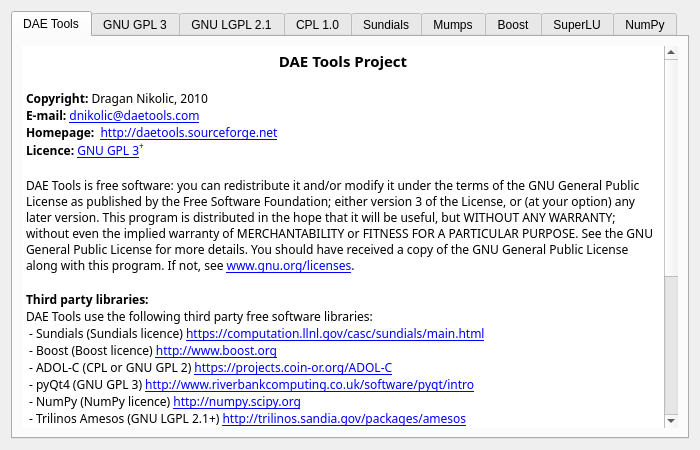
This is trunk/python-files/daePlotter/about.ui in v1kko/daetools as Qt 5 draws it before an edit. The edited form follows.
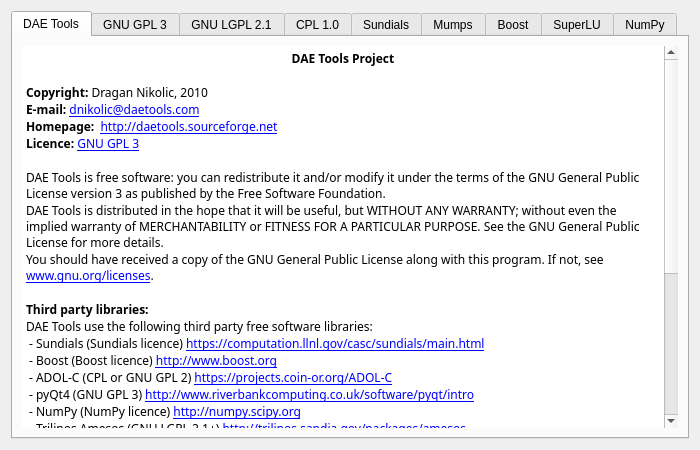
This is the edited form. Icons and pictures are not drawn.

What changed in the file:
```diff
--- a/trunk/python-files/daePlotter/about.ui
+++ b/trunk/python-files/daePlotter/about.ui
@@ -60,14 +60,16 @@
 &lt;html&gt;&lt;head&gt;&lt;meta name=&quot;qrichtext&quot; content=&quot;1&quot; /&gt;&lt;style type=&quot;text/css&quot;&gt;
 p, li { white-space: pre-wrap; }
 &lt;/style&gt;&lt;/head&gt;&lt;body style=&quot; font-family:'Sans Serif'; font-size:10pt; font-weight:400; font-style:normal;&quot;&gt;
-&lt;p align=&quot;center&quot; style=&quot; margin-top:0px; margin-bottom:0px; margin-left:0px; margin-right:0px; -qt-block-indent:0; text-indent:0px;&quot;&gt;&lt;span style=&quot; font-size:11pt; font-weight:600;&quot;&gt;DAE Tools Project&lt;/span&gt;&lt;/p&gt;
-&lt;p style=&quot;-qt-paragraph-type:empty; margin-top:0px; margin-bottom:0px; margin-left:0px; margin-right:0px; -qt-block-indent:0; text-indent:0px;&quot;&gt;&lt;/p&gt;
+&lt;p align=&quot;center&quot; style=&quot; margin-top:0px; margin-bottom:0px; margin-left:0px; margin-right:0px; -qt-block-indent:0; text-indent:0px;&quot;&gt;&lt;span style=&quot; font-size:9pt; font-weight:600;&quot;&gt;DAE Tools Project&lt;/span&gt;&lt;/p&gt;
+&lt;p style=&quot;-qt-paragraph-type:empty; margin-top:0px; margin-bottom:0px; margin-left:0px; margin-right:0px; -qt-block-indent:0; text-indent:0px; font-size:9pt;&quot;&gt;&lt;/p&gt;
 &lt;p style=&quot; margin-top:0px; margin-bottom:0px; margin-left:0px; margin-right:0px; -qt-block-indent:0; text-indent:0px;&quot;&gt;&lt;span style=&quot; font-size:9pt; font-weight:600;&quot;&gt;Copyright:&lt;/span&gt;&lt;span style=&quot; font-size:9pt;&quot;&gt; Dragan Nikolic, 2010&lt;/span&gt;&lt;/p&gt;
 &lt;p style=&quot; margin-top:0px; margin-bottom:0px; margin-left:0px; margin-right:0px; -qt-block-indent:0; text-indent:0px;&quot;&gt;&lt;span style=&quot; font-size:9pt; font-weight:600;&quot;&gt;E-mail:&lt;/span&gt;&lt;span style=&quot; font-size:9pt;&quot;&gt; &lt;/span&gt;&lt;a href=&quot;dnikolic@daetools.com&quot;&gt;&lt;span style=&quot; font-size:9pt; text-decoration: underline; color:#0000ff;&quot;&gt;dnikolic@daetools.com&lt;/span&gt;&lt;/a&gt;&lt;/p&gt;
 &lt;p style=&quot; margin-top:0px; margin-bottom:0px; margin-left:0px; margin-right:0px; -qt-block-indent:0; text-indent:0px;&quot;&gt;&lt;span style=&quot; font-size:9pt; font-weight:600;&quot;&gt;Homepage:&lt;/span&gt;&lt;span style=&quot; font-size:9pt;&quot;&gt;  &lt;/span&gt;&lt;a href=&quot;http://daetools.sourceforge.net&quot;&gt;&lt;span style=&quot; font-size:9pt; text-decoration: underline; color:#0000ff;&quot;&gt;http://daetools.sourceforge.net&lt;/span&gt;&lt;/a&gt;&lt;span style=&quot; font-size:9pt;&quot;&gt;  &lt;/span&gt;&lt;/p&gt;
-&lt;p style=&quot; margin-top:0px; margin-bottom:0px; margin-left:0px; margin-right:0px; -qt-block-indent:0; text-indent:0px;&quot;&gt;&lt;span style=&quot; font-size:9pt; font-weight:600;&quot;&gt;Licence: &lt;/span&gt;&lt;a href=&quot;http://www.gnu.org/licenses/gpl.html&quot;&gt;&lt;span style=&quot; font-size:9pt; text-decoration: underline; color:#0000ff;&quot;&gt;GNU GPL 3&lt;/span&gt;&lt;/a&gt;&lt;span style=&quot; color:#0000ff; vertical-align:super;&quot;&gt;+&lt;/span&gt;&lt;/p&gt;
-&lt;p style=&quot;-qt-paragraph-type:empty; margin-top:0px; margin-bottom:0px; margin-left:0px; margin-right:0px; -qt-block-indent:0; text-indent:0px;&quot;&gt;&lt;/p&gt;
-&lt;p style=&quot; margin-top:0px; margin-bottom:0px; margin-left:0px; margin-right:0px; -qt-block-indent:0; text-indent:0px;&quot;&gt;&lt;span style=&quot; font-size:9pt;&quot;&gt;DAE Tools is free software: you can redistribute it and/or modify it under the terms of the GNU General Public License as published by the Free Software Foundation; either version 3 of the License, or (at your option) any later version. This program is distributed in the hope that it will be useful, but WITHOUT ANY WARRANTY; without even the implied warranty of MERCHANTABILITY or FITNESS FOR A PARTICULAR PURPOSE. See the GNU General Public License for more details. You should have received a copy of the GNU General Public License along with this program. If not, see &lt;/span&gt;&lt;a href=&quot;http://www.gnu.org/licenses&quot;&gt;&lt;span style=&quot; font-size:9pt; text-decoration: underline; color:#0000ff;&quot;&gt;www.gnu.org/licenses&lt;/span&gt;&lt;/a&gt;&lt;span style=&quot; font-size:9pt;&quot;&gt;.&lt;/span&gt;&lt;/p&gt;
+&lt;p style=&quot; margin-top:0px; margin-bottom:0px; margin-left:0px; margin-right:0px; -qt-block-indent:0; text-indent:0px;&quot;&gt;&lt;span style=&quot; font-size:9pt; font-weight:600;&quot;&gt;Licence: &lt;/span&gt;&lt;a href=&quot;http://www.gnu.org/licenses/gpl.html&quot;&gt;&lt;span style=&quot; font-size:9pt; text-decoration: underline; color:#0000ff;&quot;&gt;GNU GPL 3&lt;/span&gt;&lt;/a&gt;&lt;/p&gt;
+&lt;p style=&quot;-qt-paragraph-type:empty; margin-top:0px; margin-bottom:0px; margin-left:0px; margin-right:0px; -qt-block-indent:0; text-indent:0px; font-size:9pt;&quot;&gt;&lt;/p&gt;
+&lt;p style=&quot; margin-top:0px; margin-bottom:0px; margin-left:0px; margin-right:0px; -qt-block-indent:0; text-indent:0px;&quot;&gt;&lt;span style=&quot; font-size:9pt;&quot;&gt;DAE Tools is free software: you can redistribute it and/or modify it under the terms of the GNU General Public License version 3 as published by the Free Software Foundation. &lt;/span&gt;&lt;/p&gt;
+&lt;p style=&quot; margin-top:0px; margin-bottom:0px; margin-left:0px; margin-right:0px; -qt-block-indent:0; text-indent:0px;&quot;&gt;&lt;span style=&quot; font-size:9pt;&quot;&gt;DAE Tools is distributed in the hope that it will be useful, but WITHOUT ANY WARRANTY; without even the implied warranty of MERCHANTABILITY or FITNESS FOR A PARTICULAR PURPOSE. See the GNU General Public License for more details. &lt;/span&gt;&lt;/p&gt;
+&lt;p style=&quot; margin-top:0px; margin-bottom:0px; margin-left:0px; margin-right:0px; -qt-block-indent:0; text-indent:0px;&quot;&gt;&lt;span style=&quot; font-size:9pt;&quot;&gt;You should have received a copy of the GNU General Public License along with this program. If not, see &lt;/span&gt;&lt;a href=&quot;http://www.gnu.org/licenses&quot;&gt;&lt;span style=&quot; font-size:9pt; text-decoration: underline; color:#0000ff;&quot;&gt;www.gnu.org/licenses&lt;/span&gt;&lt;/a&gt;&lt;span style=&quot; font-size:9pt;&quot;&gt;.&lt;/span&gt;&lt;/p&gt;
 &lt;p style=&quot;-qt-paragraph-type:empty; margin-top:0px; margin-bottom:0px; margin-left:0px; margin-right:0px; -qt-block-indent:0; text-indent:0px; font-size:9pt;&quot;&gt;&lt;/p&gt;
 &lt;p style=&quot; margin-top:0px; margin-bottom:0px; margin-left:0px; margin-right:0px; -qt-block-indent:0; text-indent:0px;&quot;&gt;&lt;span style=&quot; font-size:9pt; font-weight:600;&quot;&gt;Third party libraries:&lt;/span&gt;&lt;span style=&quot; font-size:9pt;&quot;&gt; &lt;/span&gt;&lt;/p&gt;
 &lt;p style=&quot; margin-top:0px; margin-bottom:0px; margin-left:0px; margin-right:0px; -qt-block-indent:0; text-indent:0px;&quot;&gt;&lt;span style=&quot; font-size:9pt;&quot;&gt;DAE Tools use the following third party free software libraries:&lt;/span&gt;&lt;/p&gt;
@@ -81,12 +83,12 @@
 &lt;p style=&quot; margin-top:0px; margin-bottom:0px; margin-left:0px; margin-right:0px; -qt-block-indent:0; text-indent:0px;&quot;&gt;&lt;span style=&quot; font-size:9pt;&quot;&gt; - Umfpack (GNU GPL 2+) &lt;/span&gt;&lt;a href=&quot;http://www.cise.ufl.edu/research/sparse/umfpack&quot;&gt;&lt;span style=&quot; font-size:9pt; text-decoration: underline; color:#0000ff;&quot;&gt;http://www.cise.ufl.edu/research/sparse/umfpack&lt;/span&gt;&lt;/a&gt;&lt;/p&gt;
 &lt;p style=&quot; margin-top:0px; margin-bottom:0px; margin-left:0px; margin-right:0px; -qt-block-indent:0; text-indent:0px;&quot;&gt;&lt;span style=&quot; font-size:9pt;&quot;&gt; - IPOPT (CPL) &lt;/span&gt;&lt;a href=&quot;https://projects.coin-or.org/Ipopt&quot;&gt;&lt;span style=&quot; font-size:9pt; text-decoration: underline; color:#0000ff;&quot;&gt;https://projects.coin-or.org/Ipopt&lt;/span&gt;&lt;/a&gt;&lt;/p&gt;
 &lt;p style=&quot; margin-top:0px; margin-bottom:0px; margin-left:0px; margin-right:0px; -qt-block-indent:0; text-indent:0px;&quot;&gt;&lt;span style=&quot; font-size:9pt;&quot;&gt; - Bonmin (CPL) &lt;/span&gt;&lt;a href=&quot;https://projects.coin-or.org/Bonmin&quot;&gt;&lt;span style=&quot; font-size:9pt; text-decoration: underline; color:#0000ff;&quot;&gt;https://projects.coin-or.org/Bonmin&lt;/span&gt;&lt;/a&gt;&lt;/p&gt;
-&lt;p style=&quot; margin-top:0px; margin-bottom:0px; margin-left:0px; margin-right:0px; -qt-block-indent:0; text-indent:0px;&quot;&gt;&lt;span style=&quot; font-size:9pt;&quot;&gt; - MUMPS (public domain) &lt;/span&gt;&lt;a href=&quot;http://graal.ens-lyon.fr/MUMPS&quot;&gt;&lt;span style=&quot; text-decoration: underline; color:#0000ff;&quot;&gt;http://graal.ens-lyon.fr/MUMPS&lt;/span&gt;&lt;/a&gt;&lt;/p&gt;
+&lt;p style=&quot; margin-top:0px; margin-bottom:0px; margin-left:0px; margin-right:0px; -qt-block-indent:0; text-indent:0px;&quot;&gt;&lt;span style=&quot; font-size:9pt;&quot;&gt; - MUMPS (public domain) &lt;/span&gt;&lt;a href=&quot;http://graal.ens-lyon.fr/MUMPS&quot;&gt;&lt;span style=&quot; font-size:9pt; text-decoration: underline; color:#0000ff;&quot;&gt;http://graal.ens-lyon.fr/MUMPS&lt;/span&gt;&lt;/a&gt;&lt;/p&gt;
 &lt;p style=&quot;-qt-paragraph-type:empty; margin-top:0px; margin-bottom:0px; margin-left:0px; margin-right:0px; -qt-block-indent:0; text-indent:0px; font-size:9pt;&quot;&gt;&lt;/p&gt;
 &lt;p style=&quot; margin-top:0px; margin-bottom:0px; margin-left:0px; margin-right:0px; -qt-block-indent:0; text-indent:0px;&quot;&gt;&lt;span style=&quot; font-size:9pt;&quot;&gt;DAE Tools use the following proprietary software libraries:&lt;/span&gt;&lt;/p&gt;
 &lt;p style=&quot; margin-top:0px; margin-bottom:0px; margin-left:0px; margin-right:0px; -qt-block-indent:0; text-indent:0px;&quot;&gt;&lt;span style=&quot; font-size:9pt;&quot;&gt; - Amd ACM &lt;/span&gt;&lt;a href=&quot;http://www.amd.com/acml&quot;&gt;&lt;span style=&quot; font-size:9pt; text-decoration: underline; color:#0000ff;&quot;&gt;http://www.amd.com/acml&lt;/span&gt;&lt;/a&gt;&lt;/p&gt;
 &lt;p style=&quot; margin-top:0px; margin-bottom:0px; margin-left:0px; margin-right:0px; -qt-block-indent:0; text-indent:0px;&quot;&gt;&lt;span style=&quot; font-size:9pt;&quot;&gt; - Intel MKL: &lt;/span&gt;&lt;a href=&quot;http://software.intel.com/en-us/articles/intel-mkl&quot;&gt;&lt;span style=&quot; font-size:9pt; text-decoration: underline; color:#0000ff;&quot;&gt;http://software.intel.com/en-us/articles/intel-mkl&lt;/span&gt;&lt;/a&gt;&lt;/p&gt;
-&lt;p style=&quot;-qt-paragraph-type:empty; margin-top:0px; margin-bottom:0px; margin-left:0px; margin-right:0px; -qt-block-indent:0; text-indent:0px;&quot;&gt;&lt;/p&gt;
+&lt;p style=&quot;-qt-paragraph-type:empty; margin-top:0px; margin-bottom:0px; margin-left:0px; margin-right:0px; -qt-block-indent:0; text-indent:0px; font-size:9pt;&quot;&gt;&lt;/p&gt;
 &lt;p style=&quot; margin-top:0px; margin-bottom:0px; margin-left:0px; margin-right:0px; -qt-block-indent:0; text-indent:0px;&quot;&gt;&lt;span style=&quot; font-size:9pt; font-weight:600;&quot;&gt;NOTE:&lt;/span&gt;&lt;/p&gt;
 &lt;p style=&quot; margin-top:0px; margin-bottom:0px; margin-left:0px; margin-right:0px; -qt-block-indent:0; text-indent:0px;&quot;&gt;&lt;span style=&quot; font-size:9pt; font-weight:600;&quot;&gt;It is YOUR RESPONSIBILITY to ensure that you are entitled to download and use &lt;/span&gt;&lt;/p&gt;
 &lt;p style=&quot; margin-top:0px; margin-bottom:0px; margin-left:0px; margin-right:0px; -qt-block-indent:0; text-indent:0px;&quot;&gt;&lt;span style=&quot; font-size:9pt; font-weight:600;&quot;&gt;these third party proprietary libraries.&lt;/span&gt;&lt;/p&gt;
```
